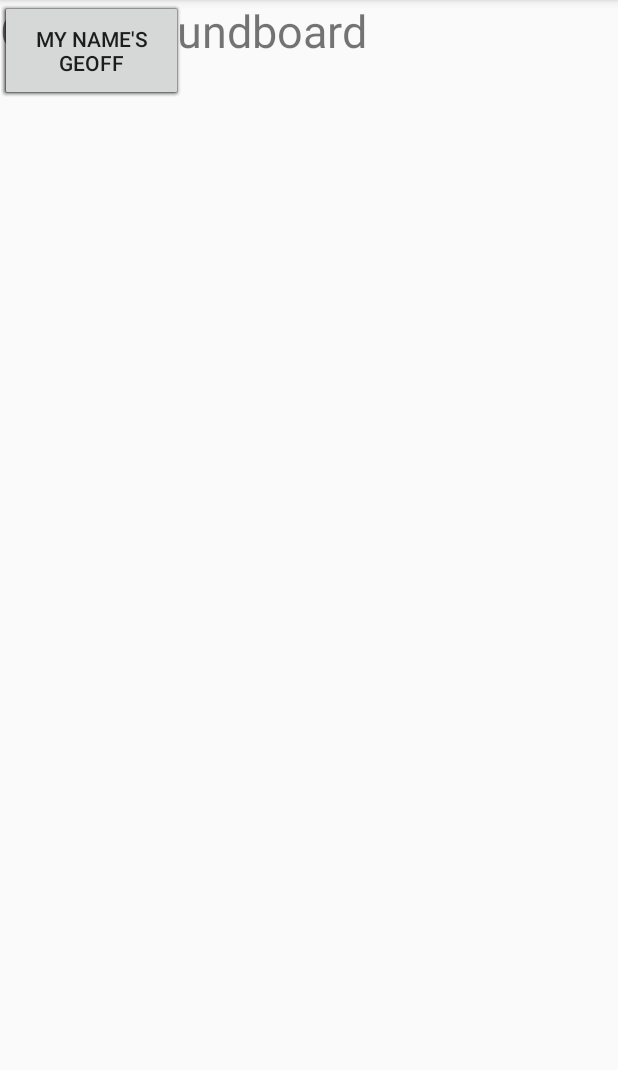
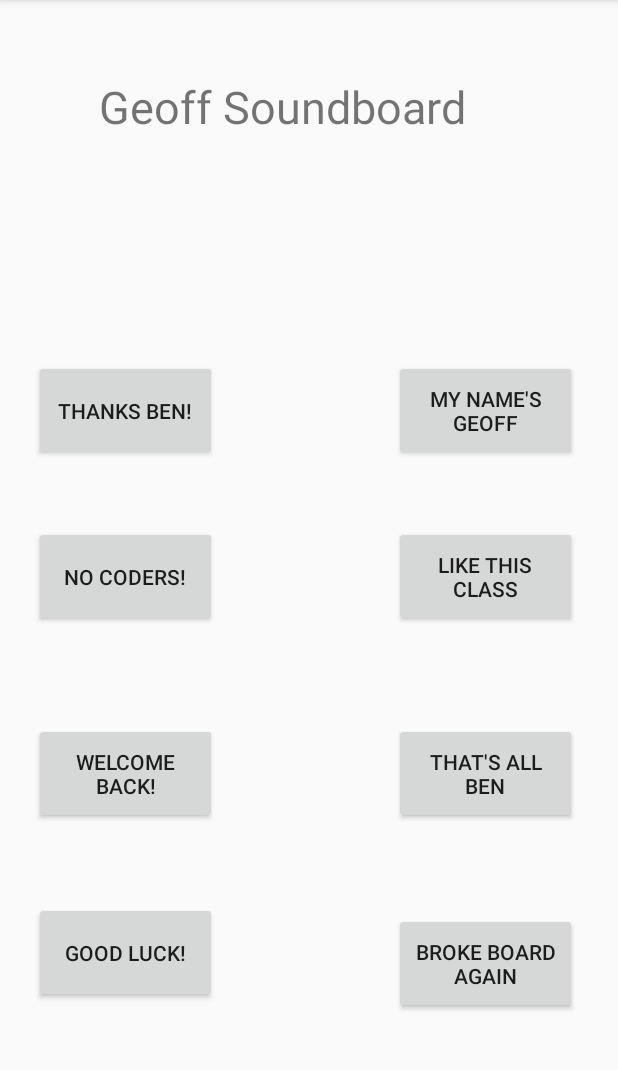
Before and after one commit to dshahd2/Event-Scheduler-App, an Android app: the screen it shows after launch (MainActivity), on a phone screen of 412 x 824 dp, the part 84-1154 px from its top. Run offline under Robolectric (Android 15) with nearby library versions, the phone set to English and light mode, and no system bars.

Commit message:
change to soundboard

```diff
--- a/app/src/main/java/com/example/schedulehelper/MainActivity.java
+++ b/app/src/main/java/com/example/schedulehelper/MainActivity.java
@@ -2,17 +2,38 @@ package com.example.schedulehelper;
 
     import androidx.appcompat.app.AppCompatActivity;
 
-import android.content.Intent;
+    import android.media.AudioManager;
+    import android.media.SoundPool;
     import android.os.Bundle;
     import android.view.View;
     import android.widget.Button;
 
     public class MainActivity extends AppCompatActivity {
 
+        private SoundPool soundPool;
+        private int goodLuck;
+        private int iLikeThis;
+        private int nameGeoff;
+        private int noCoders;
+        private int thanksBen;
+        private int thatsBen;
+        private int thisAgain;
+        private int welcomeBack;
+
         @Override
         protected void onCreate(Bundle savedInstanceState) {
             super.onCreate(savedInstanceState);
             setContentView(R.layout.activity_main);
+
+            soundPool = new SoundPool(8, AudioManager.STREAM_MUSIC, 0);
+            goodLuck = soundPool.load(this, R.raw.goodluck, 1);
+            iLikeThis = soundPool.load(this, R.raw.ilikethis, 1);
+            nameGeoff = soundPool.load(this, R.raw.namegeoff, 1);
+            noCoders = soundPool.load(this, R.raw.nocoders, 1);
+            thanksBen = soundPool.load(this, R.raw.thanksben, 1);
+            thatsBen = soundPool.load(this, R.raw.thatsben, 1);
+            thisAgain = soundPool.load(this, R.raw.thisagain, 1);
+            welcomeBack = soundPool.load(this, R.raw.welcomeback, 1);
 
             Button thanks = findViewById(R.id.thanksBen);
             thanks.setOnClickListener(new View.OnClickListener() {
@@ -58,45 +79,45 @@ public class MainActivity extends AppCompatActivity {
 
             });
 
-        Button four = findViewById(R.id.four);
-        four.setOnClickListener(new View.OnClickListener() {
+            Button goodLuck = findViewById(R.id.goodLuck);
+            goodLuck.setOnClickListener(new View.OnClickListener() {
 
                 public void onClick(final View v) {
 
-                four();
+                    goodLuck();
 
                 }
 
             });
 
-        Button six = findViewById(R.id.six);
-        six.setOnClickListener(new View.OnClickListener() {
+            Button likeThisClass = findViewById(R.id.likeThis);
+            likeThisClass.setOnClickListener(new View.OnClickListener() {
 
                 public void onClick(final View v) {
 
-                six();
+                    likeThisClass();
 
                 }
 
             });
 
-        Button seven = findViewById(R.id.seven);
-        seven.setOnClickListener(new View.OnClickListener() {
+            Button allBen = findViewById(R.id.thatBen);
+            allBen.setOnClickListener(new View.OnClickListener() {
 
                 public void onClick(final View v) {
 
-                seven();
+                    allBen();
 
                 }
 
             });
 
-        Button eight = findViewById(R.id.eight);
-        eight.setOnClickListener(new View.OnClickListener() {
+            Button again = findViewById(R.id.thisAgain);
+            again.setOnClickListener(new View.OnClickListener() {
 
                 public void onClick(final View v) {
 
-                eight();
+                    again();
 
                 }
 
@@ -107,49 +128,50 @@ public class MainActivity extends AppCompatActivity {
 
         private void thanks() {
 
-        System.out.println("Button 1 Hit");
+            soundPool.play(thanksBen, 1, 1, 1, 0, 1);
+            System.out.println("Thanks Ben hit");
 
         }
 
         private void noCoders() {
 
-        System.out.println("Button 2 Hit");
+            soundPool.play(noCoders, 1, 1, 1, 0, 1);
 
         }
 
         private void welcome() {
 
-        System.out.println("Button 3 Hit");
+            soundPool.play(welcomeBack, 1, 1, 1, 0, 1);
 
         }
 
-    private void four() {
+        private void goodLuck() {
 
-        System.out.println("Button 4 Hit");
+            soundPool.play(goodLuck, 1, 1, 1, 0, 1);
 
         }
 
         private void name() {
 
-        System.out.println("Button 5 Hit");
+            soundPool.play(nameGeoff, 1, 1, 1, 0, 1);
 
         }
 
-    private void six() {
+        private void likeThisClass() {
 
-        System.out.println("Button 6 Hit");
+            soundPool.play(iLikeThis, 1, 1, 1, 0, 1);
 
         }
 
-    private void seven() {
+        private void allBen() {
 
-        System.out.println("Button 7 Hit");
+            soundPool.play(thatsBen, 1, 1, 1, 0, 1);
 
         }
 
-    private void eight() {
+        private void again() {
 
-        System.out.println("Button 8 Hit");
+            soundPool.play(thisAgain, 1, 1, 1, 0, 1);
 
         }
 
--- a/app/src/main/res/layout/activity_main.xml
+++ b/app/src/main/res/layout/activity_main.xml
@@ -10,73 +10,112 @@
         android:id="@+id/label"
         android:layout_width="279dp"
         android:layout_height="37dp"
+        android:layout_marginStart="28dp"
+        android:layout_marginLeft="28dp"
         android:editable="false"
         android:text="Geoff Soundboard"
         android:textSize="30sp"
-        tools:layout_editor_absoluteX="66dp"
-        tools:layout_editor_absoluteY="16dp" />
+        app:layout_constraintBottom_toBottomOf="parent"
+        app:layout_constraintEnd_toEndOf="parent"
+        app:layout_constraintHorizontal_bias="0.365"
+        app:layout_constraintStart_toStartOf="parent"
+        app:layout_constraintTop_toTopOf="parent"
+        app:layout_constraintVertical_bias="0.069" />
 
     <Button
         android:id="@+id/welcome"
         android:layout_width="122dp"
         android:layout_height="67dp"
         android:text="Welcome Back!"
-        tools:layout_editor_absoluteX="23dp"
-        tools:layout_editor_absoluteY="457dp" />
+        app:layout_constraintBottom_toBottomOf="parent"
+        app:layout_constraintEnd_toEndOf="parent"
+        app:layout_constraintHorizontal_bias="0.079"
+        app:layout_constraintStart_toStartOf="parent"
+        app:layout_constraintTop_toTopOf="parent"
+        app:layout_constraintVertical_bias="0.688" />
 
     <Button
-        android:id="@+id/seven"
+        android:id="@+id/thatBen"
         android:layout_width="122dp"
         android:layout_height="67dp"
-        android:text="Button"
-        tools:layout_editor_absoluteX="262dp"
-        tools:layout_editor_absoluteY="457dp" />
+        android:text="That's All Ben"
+        app:layout_constraintBottom_toBottomOf="parent"
+        app:layout_constraintEnd_toEndOf="parent"
+        app:layout_constraintHorizontal_bias="0.906"
+        app:layout_constraintStart_toStartOf="parent"
+        app:layout_constraintTop_toTopOf="parent"
+        app:layout_constraintVertical_bias="0.688" />
 
     <Button
-        android:id="@+id/four"
+        android:id="@+id/goodLuck"
         android:layout_width="122dp"
         android:layout_height="67dp"
-        android:text="Button"
-        tools:layout_editor_absoluteX="23dp"
-        tools:layout_editor_absoluteY="570dp" />
+        android:text="Good Luck!"
+        app:layout_constraintBottom_toBottomOf="parent"
+        app:layout_constraintEnd_toEndOf="parent"
+        app:layout_constraintHorizontal_bias="0.079"
+        app:layout_constraintStart_toStartOf="parent"
+        app:layout_constraintTop_toTopOf="parent"
+        app:layout_constraintVertical_bias="0.858" />
 
     <Button
-        android:id="@+id/eight"
+        android:id="@+id/thisAgain"
         android:layout_width="122dp"
         android:layout_height="67dp"
-        android:text="Button"
-        tools:layout_editor_absoluteX="262dp"
-        tools:layout_editor_absoluteY="570dp" />
+        android:layout_marginStart="140dp"
+        android:layout_marginLeft="140dp"
+        android:layout_marginBottom="92dp"
+        android:text="Broke Board Again"
+        app:layout_constraintBottom_toBottomOf="parent"
+        app:layout_constraintEnd_toEndOf="parent"
+        app:layout_constraintHorizontal_bias="0.818"
+        app:layout_constraintStart_toStartOf="parent"
+        app:layout_constraintTop_toTopOf="parent"
+        app:layout_constraintVertical_bias="1.0" />
 
     <Button
-        android:id="@+id/six"
+        android:id="@+id/likeThis"
         android:layout_width="122dp"
         android:layout_height="67dp"
-        android:text="Button"
-        tools:layout_editor_absoluteX="262dp"
-        tools:layout_editor_absoluteY="332dp" />
+        android:text="Like this Class"
+        app:layout_constraintBottom_toBottomOf="parent"
+        app:layout_constraintEnd_toEndOf="parent"
+        app:layout_constraintHorizontal_bias="0.906"
+        app:layout_constraintStart_toStartOf="parent"
+        app:layout_constraintTop_toTopOf="parent" />
 
     <Button
         android:id="@+id/noCoders"
         android:layout_width="122dp"
         android:layout_height="67dp"
         android:text="No Coders!"
-        tools:layout_editor_absoluteX="23dp"
-        tools:layout_editor_absoluteY="332dp" />
+        app:layout_constraintBottom_toBottomOf="parent"
+        app:layout_constraintEnd_toEndOf="parent"
+        app:layout_constraintHorizontal_bias="0.079"
+        app:layout_constraintStart_toStartOf="parent"
+        app:layout_constraintTop_toTopOf="parent" />
 
     <Button
         android:id="@+id/thanksBen"
         android:layout_width="122dp"
         android:layout_height="67dp"
         android:text="Thanks Ben!"
-        tools:layout_editor_absoluteX="23dp"
-        tools:layout_editor_absoluteY="228dp" />
+        app:layout_constraintBottom_toBottomOf="parent"
+        app:layout_constraintEnd_toEndOf="parent"
+        app:layout_constraintHorizontal_bias="0.079"
+        app:layout_constraintStart_toStartOf="parent"
+        app:layout_constraintTop_toTopOf="parent"
+        app:layout_constraintVertical_bias="0.343" />
 
     <Button
         android:id="@+id/nameGeoff"
         android:layout_width="122dp"
         android:layout_height="67dp"
         android:text="My Name's Geoff"
-        tools:layout_editor_absoluteX="262dp"
-        tools:layout_editor_absoluteY="228dp" />
+        app:layout_constraintBottom_toBottomOf="parent"
+        app:layout_constraintEnd_toEndOf="parent"
+        app:layout_constraintHorizontal_bias="0.906"
+        app:layout_constraintStart_toStartOf="parent"
+        app:layout_constraintTop_toTopOf="parent"
+        app:layout_constraintVertical_bias="0.343" />
 </androidx.constraintlayout.widget.ConstraintLayout>
```
Also changed, not shown: 8 other files. Lines whose indentation alone changed are shown as unchanged.
